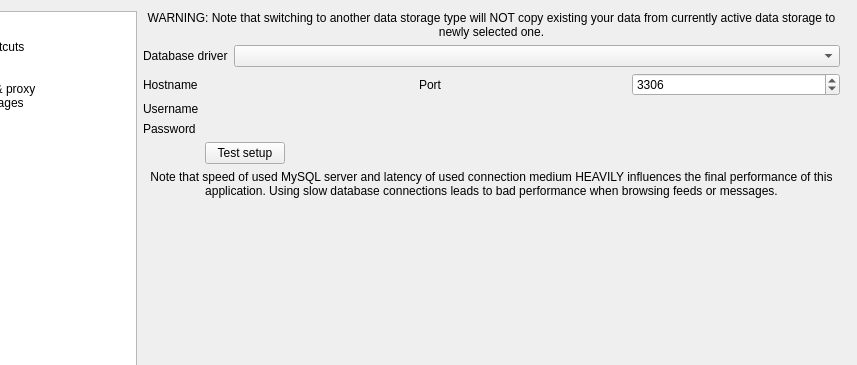
Old version of the form src/gui/formsettings.ui in the repository martinrotter/rssguard; both pictures show x 94 to 951 and y 0 to 365 of the 951 by 498 pixel window.
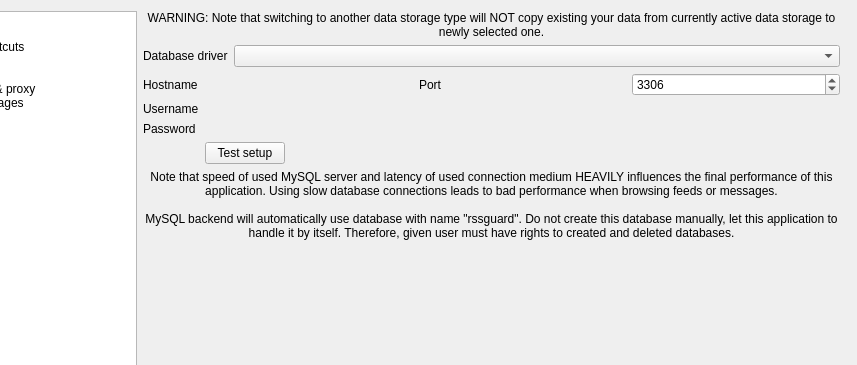
New version of the form. The open tabs and pages were chosen to show the change. Custom widgets are drawn as their Qt base class.

Commit message: Some work on feeds core.

```diff
--- a/src/gui/formsettings.ui
+++ b/src/gui/formsettings.ui
@@ -346,7 +346,9 @@
            <item row="4" column="0" colspan="2">
             <widget class="QLabel" name="m_lblMysqlInfo">
              <property name="text">
-              <string>Note that speed of used MySQL server and latency of used connection medium HEAVILY influences the final performance of this application. Using slow database connections leads to bad performance when browsing feeds or messages.</string>
+              <string>Note that speed of used MySQL server and latency of used connection medium HEAVILY influences the final performance of this application. Using slow database connections leads to bad performance when browsing feeds or messages.
+
+MySQL backend will automatically use database with name &quot;rssguard&quot;. Do not create this database manually, let this application to handle it by itself. Therefore, given user must have rights to created and deleted databases.</string>
              </property>
              <property name="alignment">
               <set>Qt::AlignCenter</set>
```
Left out of the diff: 6 changed lines with no effect on the pictures. The commit also changes 4 other files.
